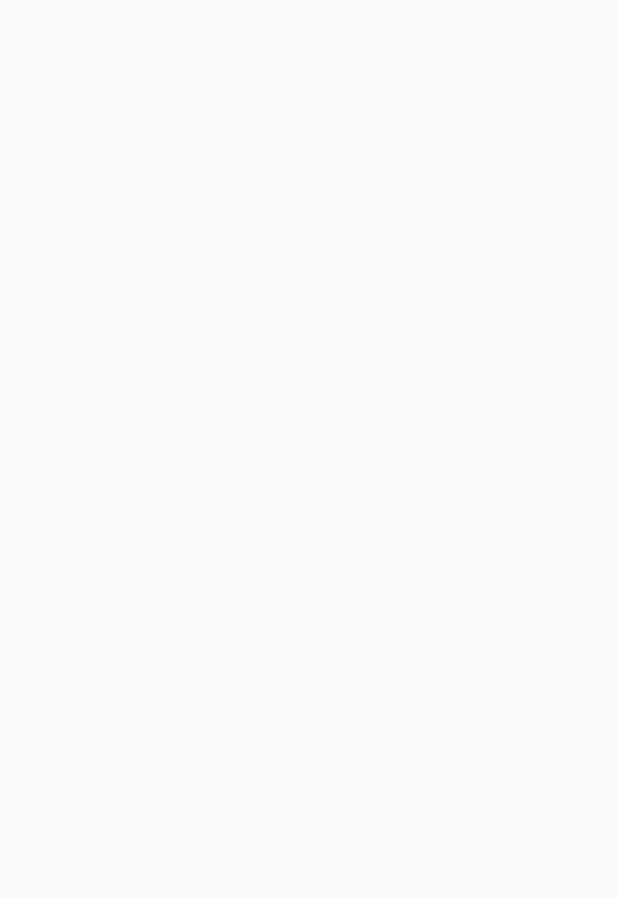
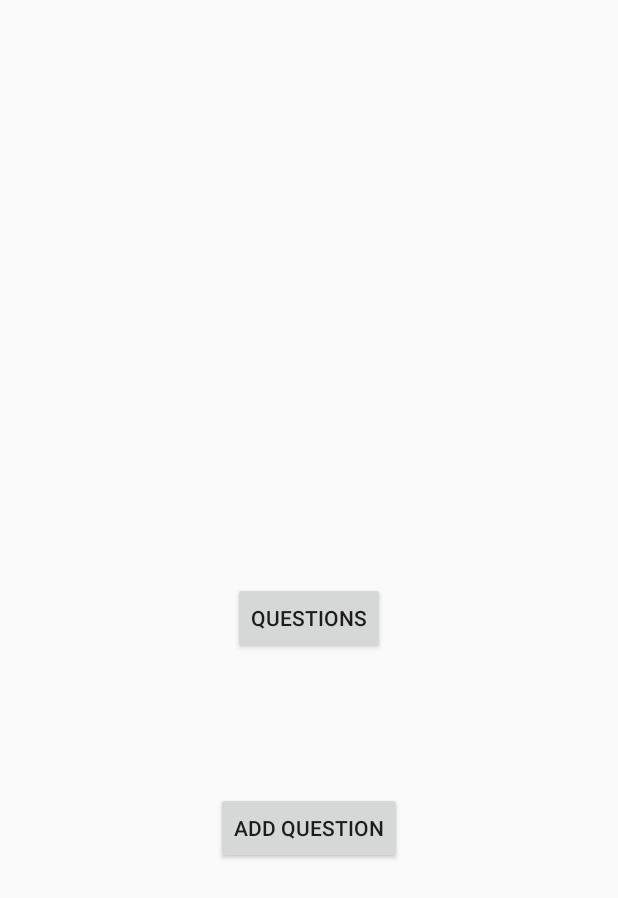
Before and after one commit to manciapham/CECS453-Project, an Android app: the AdminHomeActivity screen opened directly, with no data from a screen before it, on a phone screen of 412 x 824 dp. Before the commit the part shown is empty. Shown: the top 898 px of the screen. Run offline under Robolectric (Android 15) with nearby library versions, the phone set to English and light mode, and no system bars.

Commit message:
updated adminhomepage

```diff
--- a/CECS453FinalProject/app/src/main/java/com/example/cecs453finalproject/AdminHomeActivity.java
+++ b/CECS453FinalProject/app/src/main/java/com/example/cecs453finalproject/AdminHomeActivity.java
@@ -1,7 +1,10 @@
 package com.example.cecs453finalproject;
 
+import android.content.Intent;
 import android.support.v7.app.AppCompatActivity;
 import android.os.Bundle;
+import android.view.View;
+import android.widget.Button;
 
 /**
  *  Admin Homepage
@@ -11,9 +14,36 @@ import android.os.Bundle;
  *  - Add question button
  */
 public class AdminHomeActivity extends AppCompatActivity {
+
+    private Button addQuestion;
+    private Button questionList;
+
     @Override
     protected void onCreate(Bundle savedInstanceState) {
         super.onCreate(savedInstanceState);
         setContentView(R.layout.activity_admin_home_page);
+
+        addQuestion = (Button) findViewById(R.id.b_addQuestions);
+        questionList = (Button) findViewById(R.id.b_questionlist);
+
+
+        addQuestion.setOnClickListener(new View.OnClickListener() {
+            @Override
+            public void onClick(View view) {
+                Intent intent = new Intent(AdminHomeActivity.this, AddQuestionActivity.class);
+                startActivity(intent);
+            }
+        });
+
+        questionList.setOnClickListener(new View.OnClickListener() {
+            @Override
+            public void onClick(View view) {
+                Intent intent = new Intent(AdminHomeActivity.this, QuizActivity.class);
+                startActivity(intent);
+            }
+        });
+
+
+
     }
 }
--- a/CECS453FinalProject/app/src/main/java/com/example/cecs453finalproject/MainActivity.java
+++ b/CECS453FinalProject/app/src/main/java/com/example/cecs453finalproject/MainActivity.java
@@ -72,7 +72,7 @@ public class MainActivity extends AppCompatActivity {
         testButton.setOnClickListener(new View.OnClickListener() {
             @Override
             public void onClick(View view) {
-                Intent intent = new Intent(MainActivity.this, AddQuestionActivity.class);
+                Intent intent = new Intent(MainActivity.this, AdminHomeActivity.class);
                 startActivity(intent);
             }
         });
--- a/CECS453FinalProject/app/src/main/res/layout/activity_admin_home_page.xml
+++ b/CECS453FinalProject/app/src/main/res/layout/activity_admin_home_page.xml
@@ -4,4 +4,29 @@
     xmlns:tools="http://schemas.android.com/tools"
     android:layout_width="match_parent"
     android:layout_height="match_parent"
-    tools:context=".AdminHomeActivity"/>
+    tools:context=".AdminHomeActivity">
+
+    <Button
+        android:id="@+id/b_questionlist"
+        android:layout_width="wrap_content"
+        android:layout_height="wrap_content"
+        android:layout_marginStart="8dp"
+        android:layout_marginTop="8dp"
+        android:layout_marginEnd="8dp"
+        android:layout_marginBottom="8dp"
+        android:text="Questions"
+        app:layout_constraintBottom_toBottomOf="parent"
+        app:layout_constraintEnd_toEndOf="parent"
+        app:layout_constraintStart_toStartOf="parent"
+        app:layout_constraintTop_toTopOf="parent" />
+
+    <Button
+        android:id="@+id/b_addQuestions"
+        android:layout_width="wrap_content"
+        android:layout_height="wrap_content"
+        android:layout_marginTop="92dp"
+        android:layout_marginEnd="144dp"
+        android:text="ADD QUESTION"
+        app:layout_constraintEnd_toEndOf="parent"
+        app:layout_constraintTop_toBottomOf="@+id/b_questionlist" />
+</android.support.constraint.ConstraintLayout>
```
